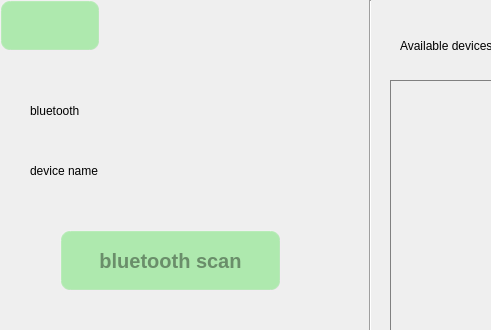
The window that qt/t507/bluetooth.ui (jizizihe/baijie_demo) describes before a commit, drawn with Qt 5; both pictures show x 0 to 491 and y 0 to 330 of the 1024 by 600 pixel window.
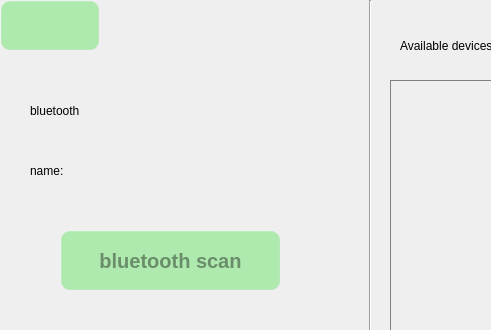
The same window after the commit. Icons and pictures are not drawn. Custom widgets are drawn as their Qt base class.

What changed in the file:
```diff
--- a/qt/t507/bluetooth.ui
+++ b/qt/t507/bluetooth.ui
@@ -198,20 +198,20 @@
      <rect>
       <x>30</x>
       <y>150</y>
-      <width>161</width>
+      <width>81</width>
       <height>41</height>
      </rect>
     </property>
     <property name="text">
-     <string>device name</string>
+     <string>name:</string>
     </property>
    </widget>
    <widget class="QLabel" name="BtDeviceNameLab">
     <property name="geometry">
      <rect>
-      <x>210</x>
+      <x>120</x>
       <y>150</y>
-      <width>141</width>
+      <width>241</width>
       <height>41</height>
      </rect>
     </property>
```
